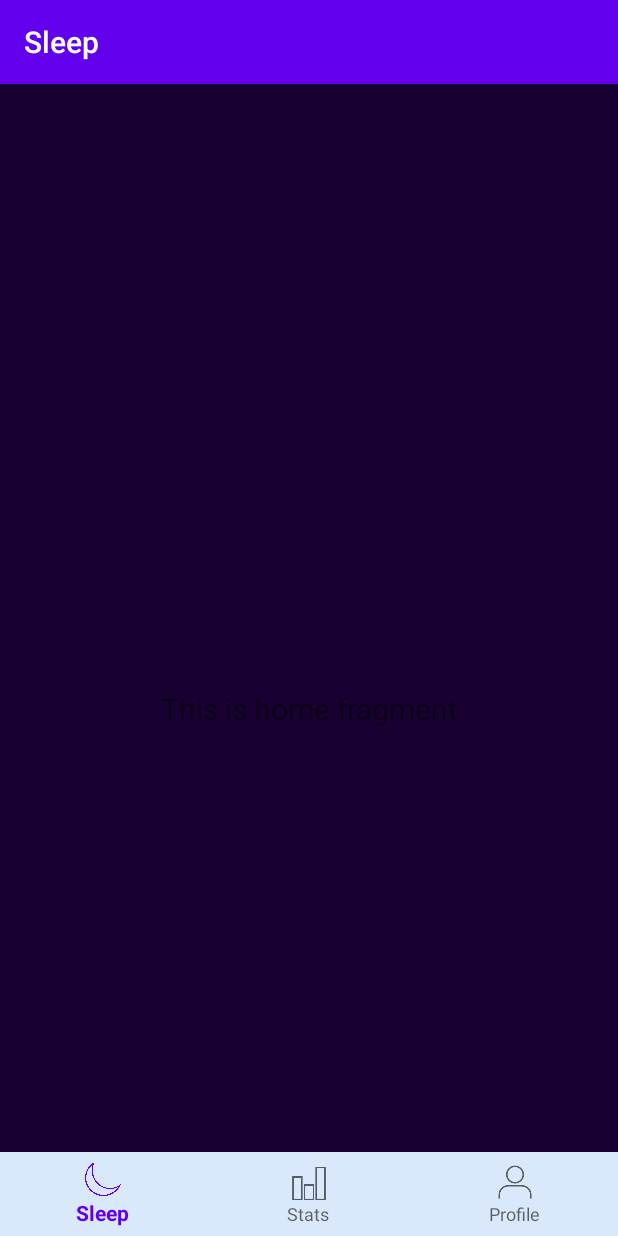
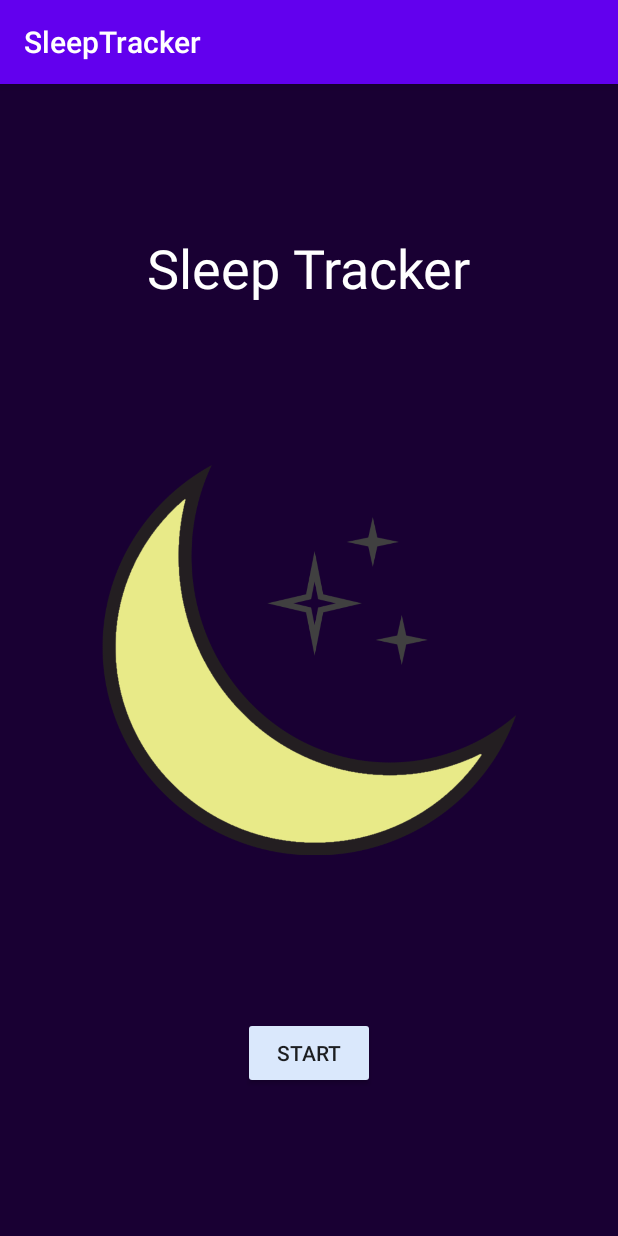
Before and after one commit to Igbooo/SleepTracker, an Android app: the screen it shows after launch (MainActivity before the commit, StartActivity after it), on a phone screen of 412 x 824 dp. Run offline under Robolectric (Android 15) with nearby library versions, the phone set to English and light mode, and no system bars.

Commit message:
Add home screen
Implements the home screen (activity + fragment), which launches into the rest of the app

```diff
--- a/app/build.gradle
+++ b/app/build.gradle
@@ -32,6 +32,8 @@ dependencies {
     implementation 'androidx.navigation:navigation-fragment:2.0.0'
     implementation 'androidx.navigation:navigation-ui:2.0.0'
     implementation 'androidx.lifecycle:lifecycle-extensions:2.0.0'
+    implementation 'androidx.lifecycle:lifecycle-livedata-ktx:2.2.0'
+    implementation 'androidx.lifecycle:lifecycle-viewmodel-ktx:2.2.0'
     testImplementation 'junit:junit:4.12'
     androidTestImplementation 'androidx.test.ext:junit:1.1.1'
     androidTestImplementation 'androidx.test.espresso:espresso-core:3.2.0'
--- a/app/src/main/AndroidManifest.xml
+++ b/app/src/main/AndroidManifest.xml
@@ -9,15 +9,17 @@
         android:roundIcon="@mipmap/ic_launcher_round"
         android:supportsRtl="true"
         android:theme="@style/AppTheme">
-        <activity
-            android:name=".MainActivity"
-            android:label="@string/app_name">
+        <activity android:name=".StartActivity">
             <intent-filter>
                 <action android:name="android.intent.action.MAIN" />
 
                 <category android:name="android.intent.category.LAUNCHER" />
             </intent-filter>
         </activity>
+        <activity
+            android:name=".MainActivity"
+            android:label="@string/app_name">
+        </activity>
     </application>
 
 </manifest>
--- /dev/null
+++ b/app/src/main/java/com/example/sleeptracker/StartActivity.java
@@ -0,0 +1,21 @@
+package com.example.sleeptracker;
+
+import androidx.appcompat.app.AppCompatActivity;
+
+import android.os.Bundle;
+
+import com.example.sleeptracker.ui.main.StartFragment;
+
+public class StartActivity extends AppCompatActivity {
+
+    @Override
+    protected void onCreate(Bundle savedInstanceState) {
+        super.onCreate(savedInstanceState);
+        setContentView(R.layout.start_activity);
+        if (savedInstanceState == null) {
+            getSupportFragmentManager().beginTransaction()
+                    .replace(R.id.container, StartFragment.newInstance())
+                    .commitNow();
+        }
+    }
+}
--- /dev/null
+++ b/app/src/main/java/com/example/sleeptracker/ui/main/StartFragment.java
@@ -0,0 +1,58 @@
+package com.example.sleeptracker.ui.main;
+
+import androidx.lifecycle.ViewModelProvider;
+
+import android.content.Intent;
+import android.os.Bundle;
+
+import androidx.annotation.NonNull;
+import androidx.annotation.Nullable;
+import androidx.fragment.app.Fragment;
+
+import android.view.LayoutInflater;
+import android.view.View;
+import android.view.ViewGroup;
+
+import com.example.sleeptracker.MainActivity;
+import com.example.sleeptracker.R;
+
+public class StartFragment extends Fragment {
+
+    private StartViewModel mViewModel;
+
+    public static StartFragment newInstance() {
+        return new StartFragment();
+    }
+
+    @Nullable
+    @Override
+    public View onCreateView(@NonNull LayoutInflater inflater, @Nullable ViewGroup container,
+                             @Nullable Bundle savedInstanceState) {
+        View root = inflater.inflate(R.layout.start_fragment, container, false);
+        return root;
+    }
+
+    @Override
+    public void onActivityCreated(@Nullable Bundle savedInstanceState) {
+        super.onActivityCreated(savedInstanceState);
+        mViewModel = new ViewModelProvider(this).get(StartViewModel.class);
+        // TODO: Use the ViewModel
+    }
+
+    @Override
+    public void onViewCreated(@NonNull View view, Bundle savedInstanceState) {
+        super.onViewCreated(view, savedInstanceState);
+
+        view.findViewById(R.id.startButton).setOnClickListener(new View.OnClickListener() {
+            @Override
+            public void onClick(View view) {
+                launchActivity(view);
+            }
+        });
+    }
+
+    private void launchActivity(View view) {
+        Intent intent = new Intent(view.getContext(), MainActivity.class);
+        startActivity(intent);
+    }
+}
--- /dev/null
+++ b/app/src/main/java/com/example/sleeptracker/ui/main/StartViewModel.java
@@ -0,0 +1,7 @@
+package com.example.sleeptracker.ui.main;
+
+import androidx.lifecycle.ViewModel;
+
+public class StartViewModel extends ViewModel {
+    // TODO: Implement the ViewModel
+}
--- /dev/null
+++ b/app/src/main/res/layout/start_activity.xml
@@ -0,0 +1,7 @@
+<?xml version="1.0" encoding="utf-8"?>
+<FrameLayout xmlns:android="http://schemas.android.com/apk/res/android"
+    xmlns:tools="http://schemas.android.com/tools"
+    android:id="@+id/container"
+    android:layout_width="match_parent"
+    android:layout_height="match_parent"
+    tools:context=".StartActivity" />
--- /dev/null
+++ b/app/src/main/res/layout/start_fragment.xml
@@ -0,0 +1,44 @@
+<?xml version="1.0" encoding="utf-8"?>
+<androidx.constraintlayout.widget.ConstraintLayout xmlns:android="http://schemas.android.com/apk/res/android"
+    xmlns:app="http://schemas.android.com/apk/res-auto"
+    xmlns:tools="http://schemas.android.com/tools"
+    android:id="@+id/start"
+    android:layout_width="match_parent"
+    android:layout_height="match_parent"
+    android:background="@color/sleepPurple"
+    tools:context=".ui.main.StartFragment" >
+
+    <TextView
+        android:id="@+id/startText"
+        android:layout_width="wrap_content"
+        android:layout_height="wrap_content"
+        android:text="@string/start_text"
+        android:textColor="@android:color/white"
+        android:textSize="36sp"
+        app:layout_constraintBottom_toTopOf="@+id/moonImage"
+        app:layout_constraintEnd_toEndOf="parent"
+        app:layout_constraintStart_toStartOf="parent"
+        app:layout_constraintTop_toTopOf="parent" />
+
+    <ImageView
+        android:id="@+id/moonImage"
+        android:layout_width="276dp"
+        android:layout_height="280dp"
+        android:contentDescription="@string/start_image_description"
+        android:src="@drawable/moonandstars"
+        app:layout_constraintBottom_toBottomOf="parent"
+        app:layout_constraintEnd_toEndOf="parent"
+        app:layout_constraintStart_toStartOf="parent"
+        app:layout_constraintTop_toTopOf="parent" />
+
+    <Button
+        android:id="@+id/startButton"
+        android:layout_width="wrap_content"
+        android:layout_height="wrap_content"
+        android:backgroundTint="@color/sleepBlue"
+        android:text="@string/start_button_text"
+        app:layout_constraintBottom_toBottomOf="parent"
+        app:layout_constraintEnd_toEndOf="parent"
+        app:layout_constraintStart_toStartOf="parent"
+        app:layout_constraintTop_toBottomOf="@+id/moonImage" />
+</androidx.constraintlayout.widget.ConstraintLayout>
--- a/app/src/main/res/values/strings.xml
+++ b/app/src/main/res/values/strings.xml
@@ -3,4 +3,7 @@
     <string name="title_sleep">Sleep</string>
     <string name="title_stats">Stats</string>
     <string name="title_profile">Profile</string>
+    <string name="start_text">Sleep Tracker</string>
+    <string name="start_image_description">A Moon and Stars.</string>
+    <string name="start_button_text">Start</string>
 </resources>
```
Also changed, not shown: app/src/main/res/drawable/moonandstars.png (added).
